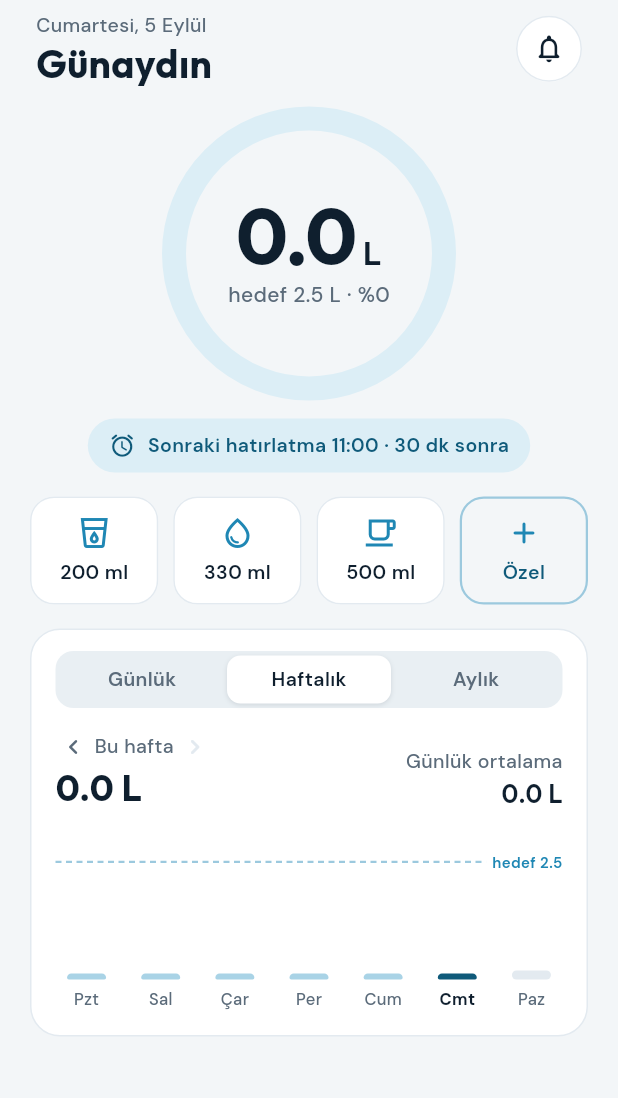
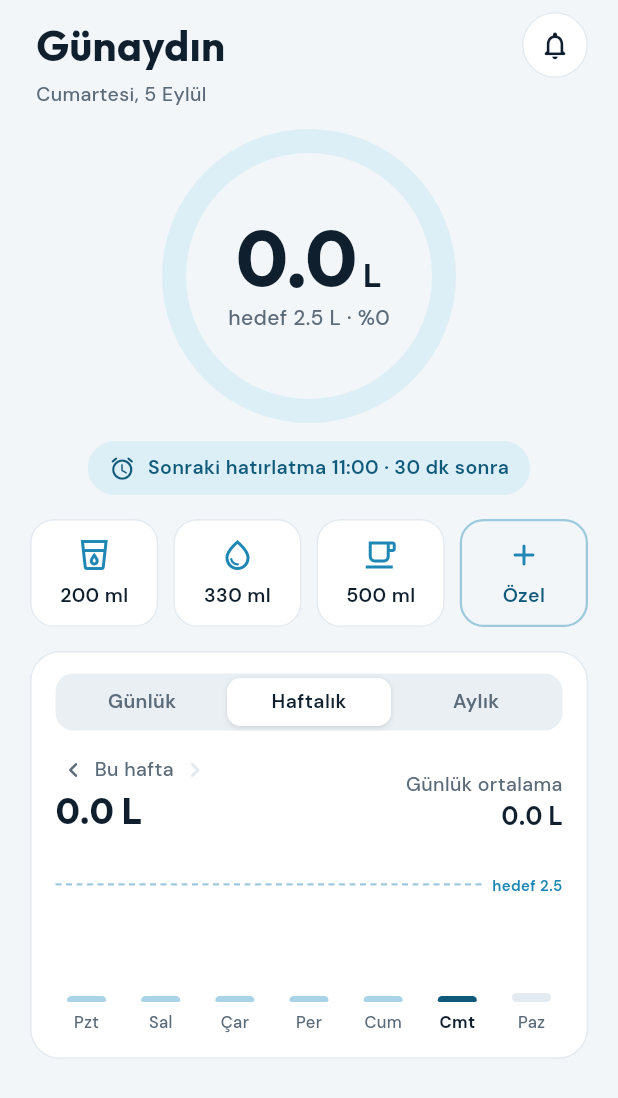
Before and after one commit to furkanbalc/reminder_app, a Flutter app: the HomeScreen screen opened directly, on a phone screen of 412 x 824 dp. Shown: the top 1098 px of the screen. Run offline on Flutter 3.47's test engine with Material 3 defaults, Android fonts, the phone set to English and light mode, and no system bars; our stand-ins replace file_picker, flutter_local_notifications, flutter_riverpod, flutter_timezone, google_fonts, just_audio and 5 more; missing offline and left inert: alarm, flutter_alarmkit, health, home_widget; accounts and stored records are empty.

Commit message:
Sekme başlıkları ortak bileşende, aynı hizada
Co-Authored-By: Claude Fable 5.1 <noreply@anthropic.com>

```diff
--- a/lib/core/widgets/widgets.dart
+++ b/lib/core/widgets/widgets.dart
@@ -482,3 +482,63 @@ class SheetHeader extends StatelessWidget {
     );
   }
 }
+
+/// Sekme sayfalarının ortak başlığı: başlık her sayfada aynı yükseklikte durur,
+/// sağdaki düğme ve alt yazı hizayı bozmaz.
+class PageHeader extends StatelessWidget {
+  const PageHeader({
+    super.key,
+    required this.title,
+    this.subtitle,
+    this.trailing,
+  });
+
+  final String title;
+  final String? subtitle;
+  final Widget? trailing;
+
+  @override
+  Widget build(BuildContext context) {
+    final c = context.colors;
+    return Padding(
+      padding: const EdgeInsets.only(left: 4),
+      child: Column(
+        crossAxisAlignment: CrossAxisAlignment.start,
+        children: [
+          SizedBox(
+            height: 44,
+            child: Row(
+              children: [
+                Expanded(
+                  child: Align(
+                    alignment: Alignment.centerLeft,
+                    child: Text(
+                      title,
+                      maxLines: 1,
+                      overflow: TextOverflow.ellipsis,
+                      style: AppText.display(context, size: 28),
+                    ),
+                  ),
+                ),
+                ?trailing,
+              ],
+            ),
+          ),
+          if (subtitle != null)
+            Padding(
+              padding: const EdgeInsets.only(top: 2),
+              child: Text(
+                subtitle!,
+                style: AppText.body(
+                  context,
+                  size: 13,
+                  weight: FontWeight.w500,
+                  color: c.mute,
+                ),
+              ),
+            ),
+        ],
+      ),
+    );
+  }
+}
--- a/lib/features/home/home_screen.dart
+++ b/lib/features/home/home_screen.dart
@@ -35,36 +35,12 @@ class HomeScreen extends ConsumerWidget {
           child: Column(
             crossAxisAlignment: CrossAxisAlignment.stretch,
             children: [
-              Padding(
-                padding: const EdgeInsets.symmetric(horizontal: 4),
-                child: Row(
-                  children: [
-                    Expanded(
-                      child: Column(
-                        crossAxisAlignment: CrossAxisAlignment.start,
-                        spacing: 2,
-                        children: [
-                          Text(
-                            fmtDayHeader(now),
-                            style: AppText.body(
-                              context,
-                              size: 13,
-                              weight: FontWeight.w500,
-                              color: c.mute,
-                            ),
-                          ),
-                          Text(
-                            greeting(now),
-                            style: AppText.display(context, size: 26),
-                          ),
-                        ],
-                      ),
-                    ),
-                    CircleIconButton(
-                      icon: Icons.notifications_none_rounded,
-                      onTap: () => _showReminderStatus(context, ref),
-                    ),
-                  ],
+              PageHeader(
+                title: greeting(now),
+                subtitle: fmtDayHeader(now),
+                trailing: CircleIconButton(
+                  icon: Icons.notifications_none_rounded,
+                  onTap: () => _showReminderStatus(context, ref),
                 ),
               ),
               const SizedBox(height: 14),
--- a/lib/features/reminders/reminders_screen.dart
+++ b/lib/features/reminders/reminders_screen.dart
@@ -29,23 +29,16 @@ class RemindersScreen extends ConsumerWidget {
             spacing: 10,
             children: [
               Padding(
-                padding: const EdgeInsets.only(left: 4, bottom: 8),
-                child: Row(
-                  children: [
-                    Expanded(
-                      child: Text(
-                        'Hatırlatıcılar',
-                        style: AppText.display(context, size: 28),
-                      ),
-                    ),
-                    CircleIconButton(
+                padding: const EdgeInsets.only(bottom: 8),
+                child: PageHeader(
+                  title: 'Hatırlatıcılar',
+                  trailing: CircleIconButton(
                     icon: Icons.add_rounded,
                     color: c.amber,
                     iconColor: Colors.white,
                     bordered: false,
                     onTap: () => _openForm(context),
                   ),
-                  ],
                 ),
               ),
               if (reminders.isEmpty)
--- a/lib/features/settings/settings_screen.dart
+++ b/lib/features/settings/settings_screen.dart
@@ -36,13 +36,7 @@ class SettingsScreen extends ConsumerWidget {
             crossAxisAlignment: CrossAxisAlignment.stretch,
             spacing: 18,
             children: [
-              Padding(
-                padding: const EdgeInsets.only(left: 4),
-                child: Text(
-                  'Ayarlar',
-                  style: AppText.display(context, size: 28),
-                ),
-              ),
+              const PageHeader(title: 'Ayarlar'),
               _Section(
                 title: 'Su hedefi',
                 children: [
```
Lines whose indentation alone changed are shown as unchanged.
